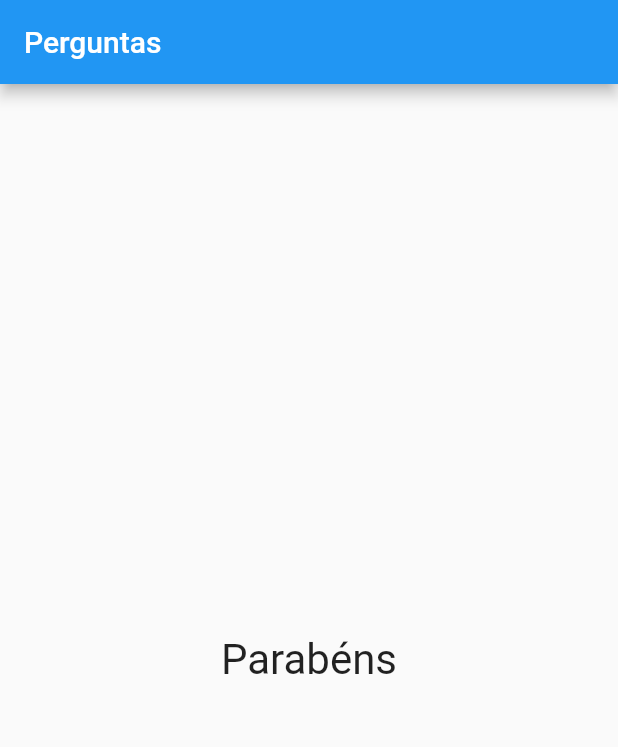
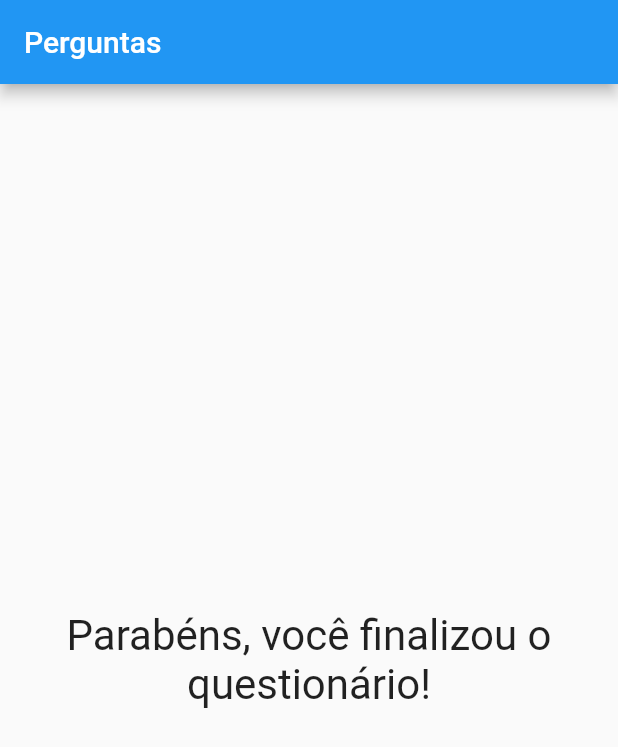
Before and after one commit to FranciscoCFranco/questionApp, a Flutter app: the screen it shows after launch, after a tap on "Preto", after a tap on "Cobra", after a tap on "Leo", on a phone screen of 412 x 824 dp. Shown: the top 747 px of the screen. Run offline on Flutter 3.47's test engine with Material 2 defaults, Android fonts, the phone set to English and light mode, and no system bars.

Commit message:
Composing the final screen

```diff
--- a/curso_flutter/projeto_perguntas/lib/main.dart
+++ b/curso_flutter/projeto_perguntas/lib/main.dart
@@ -2,6 +2,7 @@ import 'package:flutter/material.dart';
 import 'package:flutter/widgets.dart';
 import './questão.dart';
 import './resposta.dart';
+import './resultado.dart';
 
 main() => runApp(PerguntaApp());
 
@@ -49,17 +50,12 @@ class _PerguntaAppState extends State<PerguntaApp> {
           body: temPerguntaSelecionada
               ? Column(
                   children: <Widget>[
-                  Questao(_perguntas[_perguntaSelecionada]['texto'].toString()),
+                    Questao(
+                        _perguntas[_perguntaSelecionada]['texto'].toString()),
                     ...respostas.map((t) => Resposta(t, _responder)).toList(),
                   ],
                 )
-            : Center(
-                child: Text(
-                  'Parabéns',
-                  style: TextStyle(fontSize: 28),
-                ),
-              ),
-      ),
+              : Resultado()),
     );
   }
 }
--- /dev/null
+++ b/curso_flutter/projeto_perguntas/lib/resultado.dart
@@ -0,0 +1,14 @@
+import 'package:flutter/material.dart';
+
+class Resultado extends StatelessWidget {
+  @override
+  Widget build(BuildContext context) {
+    return Center(
+      child: Text(
+        'Parabéns, você finalizou o questionário!',
+        style: TextStyle(fontSize: 28),
+        textAlign: TextAlign.center,
+      ),
+    );
+  }
+}
```
Lines whose indentation alone changed are shown as unchanged.
